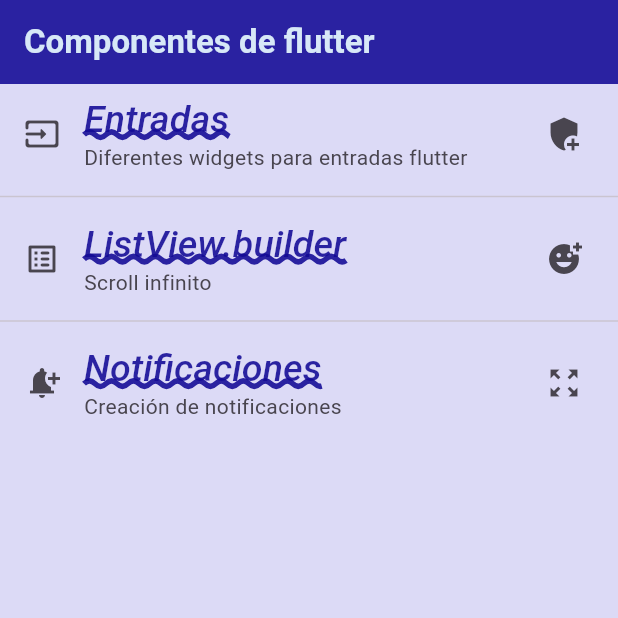
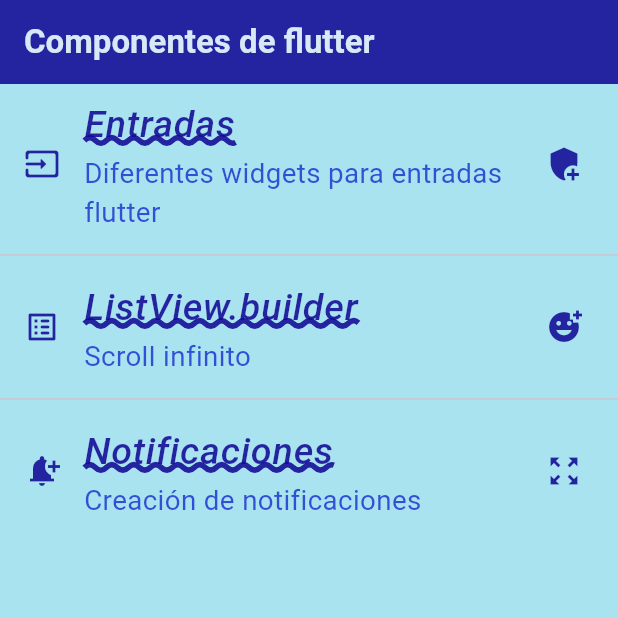
Before and after one commit to ICarlos-18/componentes_flotter, a Flutter app: the screen it shows after launch, on a phone screen of 412 x 824 dp, the top half of it. Run offline on Flutter 3.47's test engine with Material 3 defaults, Android fonts, the phone set to English and light mode, and no system bars; our stand-ins replace google_fonts; Roboto replaces fonts that are missing (Acme).

Commit message:
Finalizing the app theme

```diff
--- a/lib/screens/home_screen.dart
+++ b/lib/screens/home_screen.dart
@@ -1,4 +1,5 @@
 import 'package:flutter/material.dart';
+import 'package:practica3_5c/theme/app_theme.dart';
 
 class HomeScreen extends StatelessWidget {
   const HomeScreen({super.key});
@@ -14,30 +15,43 @@ class HomeScreen extends StatelessWidget {
         body: ListView(
           children: [
             ListTile(
-              leading: const Icon(Icons.input_rounded),
+              leading: const Icon(Icons.input_rounded,
+                                          color: AppTheme.mainColor),
             title: Text('Entradas',
-            style: Theme.of(context).textTheme.headlineLarge,
+            style: AppTheme.lightTheme.textTheme.headlineLarge,
             ),
-            subtitle: const Text('Diferentes widgets para entradas flutter'),
-            trailing: const Icon(Icons.add_moderator),
+            subtitle: Text('Diferentes widgets para entradas flutter',
+            style: AppTheme.lightTheme.textTheme.bodySmall,
+            ),
+            trailing: const Icon(Icons.add_moderator,
+            color: AppTheme.mainColor,),
             ),
             const Divider(),
              ListTile(
-              leading: const Icon(Icons.list_alt_rounded),
+              leading: const Icon(Icons.list_alt_rounded,
+              color: AppTheme.mainColor),
             title: Text('ListView.builder',
-            style: Theme.of(context).textTheme.headlineLarge,
+            style: AppTheme.lightTheme.textTheme.headlineLarge,
             ),
-            subtitle: const Text('Scroll infinito'),
-            trailing: const Icon(Icons.add_reaction_sharp),
+            subtitle: Text('Scroll infinito',
+            style: AppTheme.lightTheme.textTheme.bodySmall,
+            ),
+            trailing: const Icon(Icons.add_reaction_sharp,
+            color: AppTheme.mainColor,
+            ),
             ),
             const Divider(),
             ListTile(
-              leading: const Icon(Icons.notification_add),
+              leading: const Icon(Icons.notification_add,
+              color: AppTheme.mainColor,),
             title: Text('Notificaciones',
-            style: Theme.of(context).textTheme.headlineLarge,
+            style: AppTheme.lightTheme.textTheme.headlineLarge,
             ),
-            subtitle: const Text('Creación de notificaciones'),
-            trailing: const Icon(Icons.zoom_out_map),
+            subtitle: Text('Creación de notificaciones',
+            style: AppTheme.lightTheme.textTheme.bodySmall,
+            ),
+            trailing: const Icon(Icons.zoom_out_map,
+            color: AppTheme.mainColor),
           ),
         ],
       ),
--- a/lib/theme/app_theme.dart
+++ b/lib/theme/app_theme.dart
@@ -5,7 +5,9 @@ class AppTheme{
 
   // Declaraciones de colores
   static const mainColor = Color.fromARGB(225, 18, 9, 149);
-  static const backColor = Color.fromARGB(95, 160, 157, 232);
+  static const backColor = Color.fromARGB(95, 26, 180, 215);
+  static const accentcolor = Color.fromARGB(200, 17, 39, 204);
+
 
   // Declaraciones del Tema claro
   static final ThemeData lightTheme = ThemeData.light().copyWith(
@@ -22,7 +24,12 @@ class AppTheme{
         decorationThickness: 3.0,
         fontStyle: FontStyle.italic,
       ),
-      // bodySmall:
+      bodySmall: GoogleFonts.acme(
+        color: accentcolor,
+        fontSize: 18.5,
+        fontWeight: FontWeight.w400,
+        fontStyle: FontStyle.normal
+      ),
     ),
   );
 }
```
Also changed, not shown: 2 other files.
